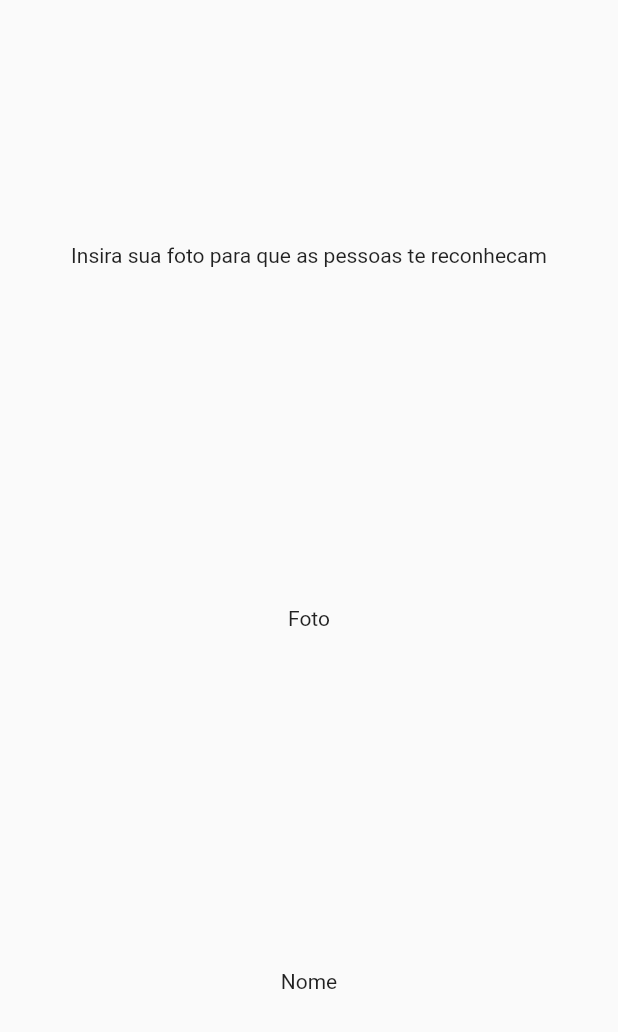
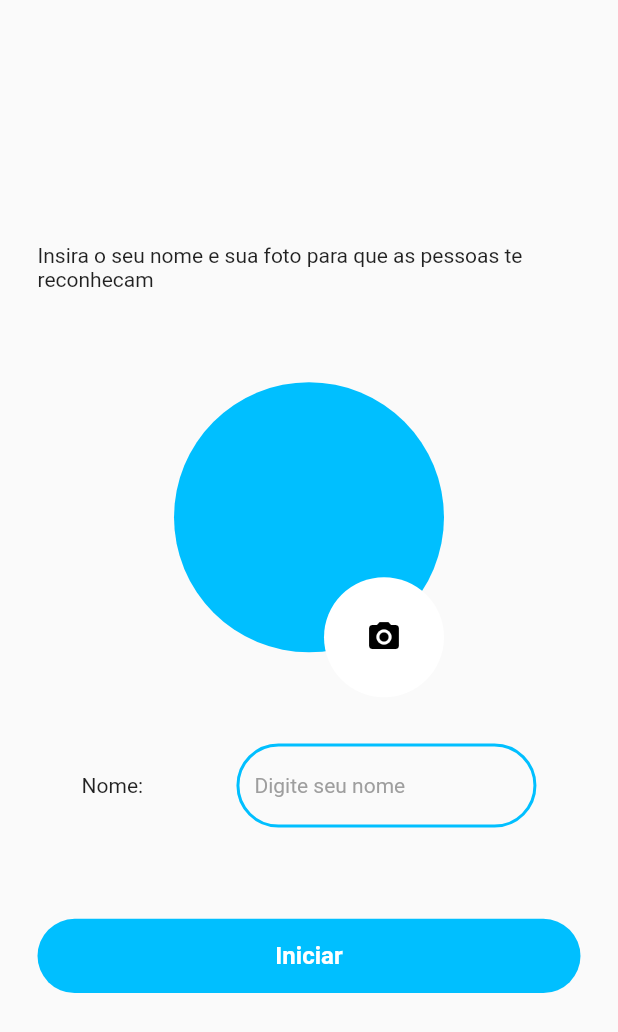
Before and after one commit to MatheusAGomes/chat, a Flutter app: the PerfilScreen screen opened by its route, on a phone screen of 412 x 824 dp. Shown: the top 1032 px of the screen. Run offline on Flutter 3.47's test engine with Material 2 defaults, Android fonts, the phone set to English and light mode, and no system bars; our stand-ins replace brasil_fields, firebase_auth, firebase_core, flutter_otp_text_field, flutter_profile_picture, fluttertoast and 3 more; accounts and stored records are empty.

Commit message:
tela de Cadastro do PerfilScreen, nao sem permissão

```diff
--- /dev/null
+++ b/lib/Utils/utils.dart
@@ -0,0 +1,12 @@
+String abreviacao(String string) {
+  var array = string.trim().split(" ");
+  print(array);
+
+  if (array.length == 1) {
+    if (array[0].isEmpty) {
+      return "";
+    }
+    return array[0][0];
+  }
+  return "${array[0][0]}${array[array.length - 1][0]}";
+}
--- a/lib/screens/PerfilScreen.dart
+++ b/lib/screens/PerfilScreen.dart
@@ -1,7 +1,11 @@
+import 'dart:io';
+
 import 'package:chat/Utils/toastService.dart';
+import 'package:chat/screens/EdicaoFotoScreen.dart';
 import 'package:chat/screens/telefoneCadastroScreen.dart';
 import 'package:chat/widgets/buttonAlternativo.dart';
 import 'package:chat/widgets/buttonPadrao.dart';
+import 'package:chat/widgets/textfieldpadrao.dart';
 import 'package:firebase_auth/firebase_auth.dart';
 import 'package:flutter/material.dart';
 import 'package:flutter/src/widgets/container.dart';
@@ -9,7 +13,9 @@ import 'package:flutter/src/widgets/framework.dart';
 import 'package:flutter_otp_text_field/flutter_otp_text_field.dart';
 
 
+import '../Utils/ColorsService.dart';
 import '../Utils/Routes.dart';
+import '../Utils/utils.dart';
 
 class PerfilScreen extends StatefulWidget {
   PerfilScreen();
@@ -19,31 +25,82 @@ class PerfilScreen extends StatefulWidget {
 }
 
 class _PerfilScreenState extends State<PerfilScreen> {
+  File? _storedImage;
+  final nome =  TextEditingController();
   @override
   Widget build(BuildContext context) {
     return Scaffold(
         body: Padding(
-          padding: const EdgeInsets.symmetric(vertical: 10),
+          padding: const EdgeInsets.symmetric(vertical: 10,horizontal: 25),
           child: Column(
             mainAxisAlignment: MainAxisAlignment.spaceAround,
             children: [
-
-
               SizedBox(
                 height: 500,
-                child: Center(
-                  child: Column(
-                    mainAxisAlignment: MainAxisAlignment.spaceBetween,
-                    children: [
-                      Text("Insira sua foto para que as pessoas te reconhecam"),
-                      Text("Foto"),
-                      Text("Nome"),
+                child: Column(
+                  mainAxisAlignment: MainAxisAlignment.spaceBetween,
+                  children: [
+                    Text("Insira o seu nome e sua foto para que as pessoas te reconhecam"),
+                InkWell(
+                      onTap: () {
+                        Navigator.push(context, MaterialPageRoute(builder: (context) =>  EdicaoFotoScreen(_storedImage,nome.text),));
+                      },
+                  child: Stack(
+                      clipBehavior: Clip.none,
+                      children: [
+
+                             _storedImage != null
+                            ? CircleAvatar(
+                          radius: 45,
+                          backgroundImage:
+                          FileImage(
+                              _storedImage!),
+                        )
+                            : CircleAvatar(
+                          backgroundColor:
+                          ColorService
+                              .azulClaro,
+                          radius: 90,
+                          child: Text(
+                            abreviacao(
+                                nome
+                                    .text),
+                            style: const TextStyle(
+                                color: Colors
+                                    .white),
+                          ),
+                        ),
+                        const Positioned(
+                          top: 130,
+                          left: 100,
+                          child: CircleAvatar(
+                            radius: 40,
+                            backgroundColor:
+                            Colors.white,
+                            child: Icon(
+                              Icons.camera_alt,
+                              color: Colors.black,
+                            ),
+                          ),
+                        )
+                      ]),
+                ),
 
 
 
+          Row(
+            mainAxisAlignment: MainAxisAlignment.spaceAround,
+            children: [
+                Text('Nome: '),
+                SizedBox(width:200,child: TextFieldPadrao(click: (){},hintText: 'Digite seu nome',controller: nome,onchange: (value){
+                  setState(() {
 
-                    ],
-                  ),
+                  });
+                },)),
+            ],
+                ),
+                    ButtonPadrao(btnName: 'Iniciar', click: (){})
+  ],
                 ),
               ),
             ],
--- a/pubspec.yaml
+++ b/pubspec.yaml
@@ -42,6 +42,10 @@ dependencies:
   flutter_otp_text_field: ^1.1.0+2
   brasil_fields: 1.9.0
   fluttertoast: ^8.1.2
+  image_picker: ^0.8.7+3
+  permission_handler: ^10.2.0
+  image_cropper: ^3.0.1
+  flutter_profile_picture: ^2.0.0
 dev_dependencies:
   flutter_test:
     sdk: flutter
```
Also changed, not shown: lib/screens/EdicaoFotoScreen.dart (added, +328 -0 lines), pubspec.lock, 3 other files.
